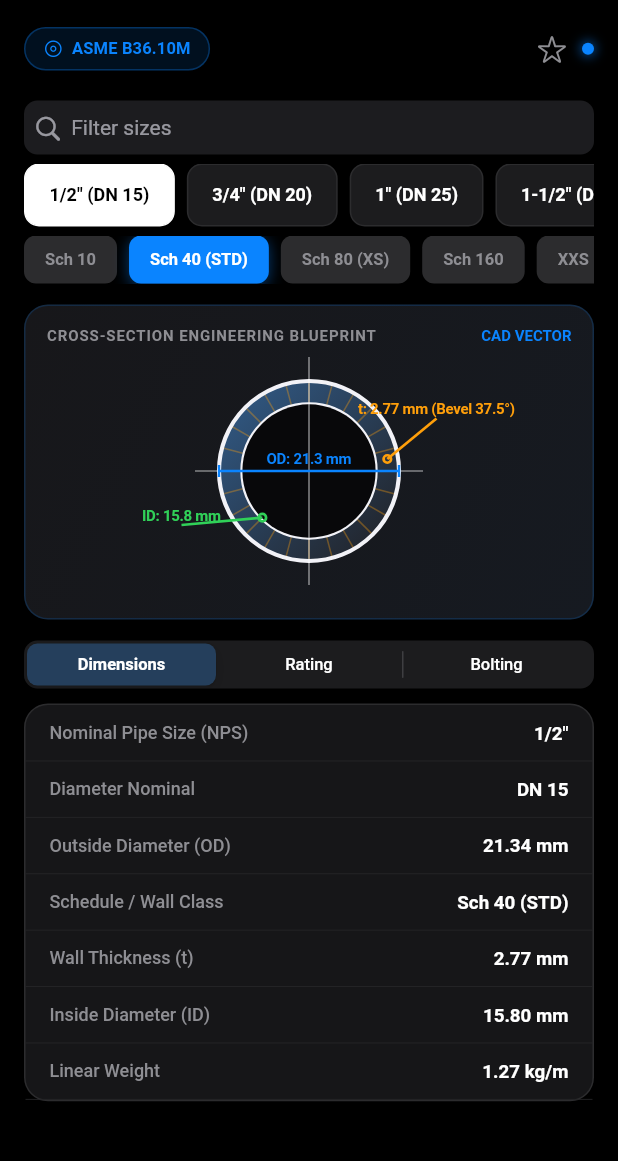
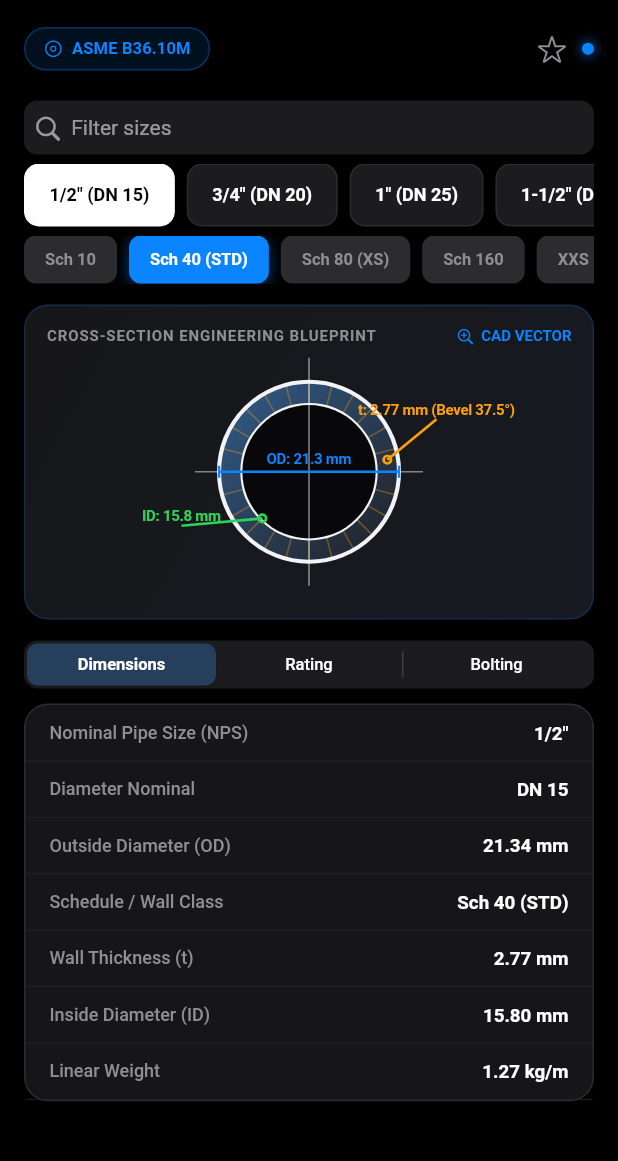
Before and after one commit to mrmahmoudaliyaei-hub/pipedata-app, a Flutter app: the screen it shows after launch, after a tap on "Pipes", on a phone screen of 412 x 824 dp, the part 54-1215 px from its top. Run offline on Flutter 3.47's test engine with Material 3 defaults, Android fonts, the phone set to English and light mode, and no system bars; our stand-ins replace pdf, printing, shared_preferences.

Commit message:
Add full-screen schematic view (tap the card to zoom)
The inline schematic card is a fixed 260x150 canvas — too small to draw
real engineering-drawing detail (a proper valve body casting, more
dimension lines) without either clipping or becoming illegible.

- lib/painters/schematic_painter.dart: paint() now wraps the whole
  drawing (previously the body of paint(), moved unchanged into a new
  _paintContent()) in a canvas.scale() that uniformly fits the fixed
  260x150 design to whatever actual canvas size it's given, letterboxed
  and centered. No coordinate math changed — same painter, just scaled.
- lib/screens/schematic_fullscreen_screen.dart: new screen, just that
  same painter filling the available screen space via SizedBox.expand()
  (not CustomPaint(size: Size.infinite) — that throws if the parent isn't
  giving tight constraints, which Padding/SafeArea don't guarantee).
- category_detail_screen.dart, pipeline_screen.dart: the schematic card
  is now a GestureDetector that pushes the full-screen view; added a
  verified-real CupertinoIcons.zoom_in hint next to 'CAD VECTOR'.

This is the actual lever for closing the gap with the PIPEDATA reference
screenshots — now there's room to add more literal body geometry without
fighting a postage-stamp canvas.

```diff
--- a/lib/painters/schematic_painter.dart
+++ b/lib/painters/schematic_painter.dart
@@ -24,8 +24,27 @@ class VectorBlueprintPainter extends CustomPainter {
     this.valveType = 'Gate Valve',
   });
 
+  /// Every shape below is hand-tuned against this exact canvas size. Rather
+  /// than re-deriving all of that math to be resolution-independent, [paint]
+  /// draws it once at this fixed size and uniformly scales the whole canvas
+  /// up (or down) to fit whatever size it's actually asked to fill — this is
+  /// what lets the same painter serve both the small inline card and the
+  /// full-screen zoomed view without maintaining two coordinate systems.
+  static const Size _designSize = Size(260, 150);
+
   @override
   void paint(Canvas canvas, Size size) {
+    final double scale = math.min(size.width / _designSize.width, size.height / _designSize.height);
+    final double dx = (size.width - _designSize.width * scale) / 2;
+    final double dy = (size.height - _designSize.height * scale) / 2;
+    canvas.save();
+    canvas.translate(dx, dy);
+    canvas.scale(scale);
+    _paintContent(canvas, _designSize);
+    canvas.restore();
+  }
+
+  void _paintContent(Canvas canvas, Size size) {
     final center = Offset(size.width / 2, size.height / 2);
 
     final lineOutline = Paint()
--- a/lib/screens/category_detail_screen.dart
+++ b/lib/screens/category_detail_screen.dart
@@ -7,6 +7,7 @@ import '../core/pdf_export.dart';
 import '../core/units.dart';
 import '../painters/schematic_painter.dart';
 import 'compare_screen.dart';
+import 'schematic_fullscreen_screen.dart';
 
 class CategoryDetailScreen extends StatefulWidget {
   final ComponentCategory category;
@@ -403,7 +404,18 @@ class _CategoryDetailScreenState extends State<CategoryDetailScreen> {
 
   Widget _buildSchematicCard(Map<String, dynamic> item) {
     final Color c = _meta.color;
-    return Container(
+    return GestureDetector(
+      onTap: () => Navigator.of(context).push(CupertinoPageRoute(
+        builder: (_) => SchematicFullscreenScreen(
+          category: _meta.category,
+          data: item,
+          subType: _subSelection,
+          accentColor: c,
+          valveType: _valveType,
+          title: _meta.label,
+        ),
+      )),
+      child: Container(
         height: 210,
         padding: const EdgeInsets.all(14),
         decoration: BoxDecoration(
@@ -421,7 +433,13 @@ class _CategoryDetailScreenState extends State<CategoryDetailScreen> {
               mainAxisAlignment: MainAxisAlignment.spaceBetween,
               children: [
                 const Text('CROSS-SECTION ENGINEERING BLUEPRINT', style: TextStyle(fontSize: 10, fontWeight: FontWeight.bold, color: Color(0xFF8E8E93), letterSpacing: 0.6)),
+                Row(
+                  children: [
+                    Icon(CupertinoIcons.zoom_in, size: 13, color: c),
+                    const SizedBox(width: 4),
                     Text('CAD VECTOR', style: TextStyle(fontSize: 10, fontWeight: FontWeight.bold, color: c)),
+                  ],
+                ),
               ],
             ),
             Expanded(
@@ -433,6 +451,7 @@ class _CategoryDetailScreenState extends State<CategoryDetailScreen> {
               ),
             ),
           ],
+        ),
       ),
     );
   }
```
Also changed, not shown: lib/screens/pipeline_screen.dart (+21 -3 lines), lib/screens/schematic_fullscreen_screen.dart (added, +55 -0 lines). Lines whose indentation alone changed are shown as unchanged.
